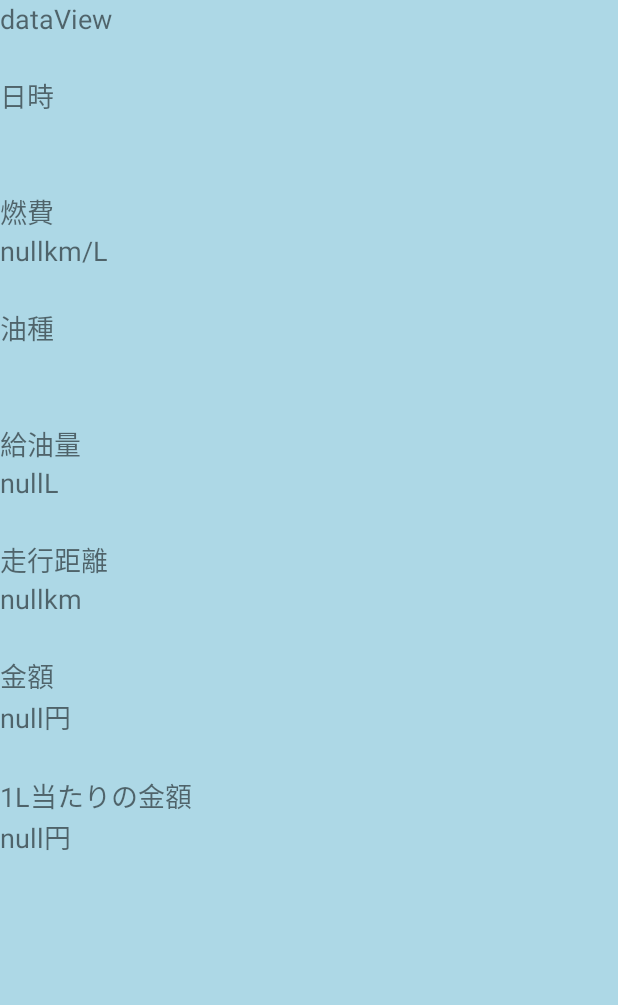
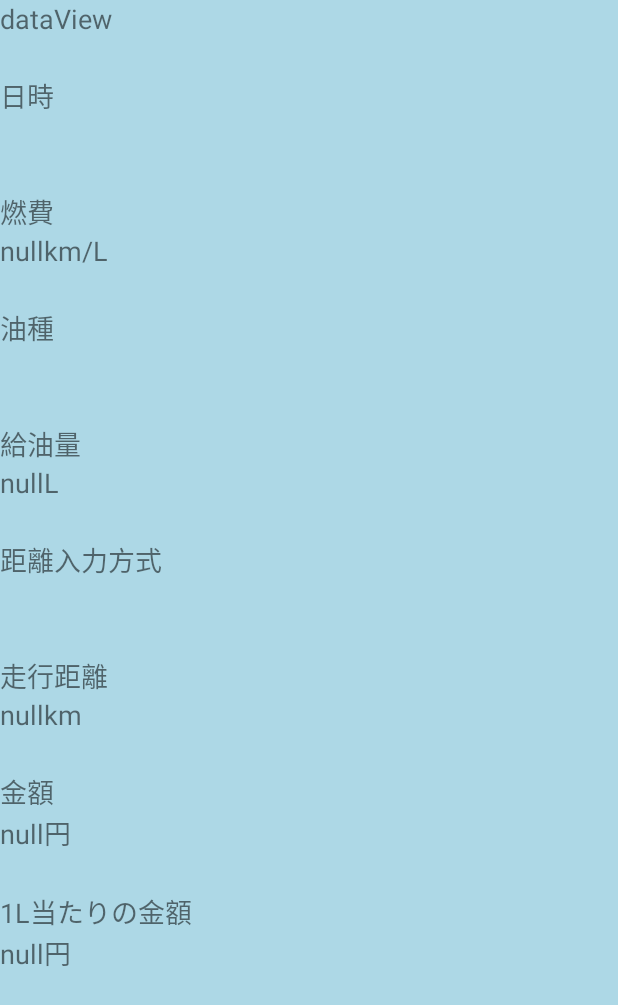
Before and after one commit to uezonokou/FuelMemory, an Android app: the DataViewActivity screen opened directly, with no data from a screen before it, on a phone screen of 412 x 824 dp. Shown: the top 1005 px of the screen. Run offline under Robolectric (Android 15) with nearby library versions, the phone set to English and light mode, and no system bars.

Commit message:
ラジオボタンのセットと出力・画面スクロール対応

```diff
--- a/app/src/main/java/com/example/fuelmemory/DataViewActivity.java
+++ b/app/src/main/java/com/example/fuelmemory/DataViewActivity.java
@@ -14,7 +14,7 @@ public class DataViewActivity extends Activity {
 
     public String day_Data;
 
-    public String inportData[] = new String[6];
+    public String inportData[] = new String[8];
 
     public TextView day;
     public TextView yushyu;
@@ -23,6 +23,7 @@ public class DataViewActivity extends Activity {
     public TextView kingaku;
     public TextView fuelvalue;
     public TextView Lkingaku;
+    public TextView kyoriset;
 
     protected void onCreate(Bundle savedInstanceState) {
         super.onCreate(savedInstanceState);
@@ -38,6 +39,8 @@ public class DataViewActivity extends Activity {
         kingaku=findViewById(R.id.kingaku);
         fuelvalue=findViewById(R.id.Fuel_value);
         Lkingaku=findViewById(R.id.Lkingaku);
+        kyoriset=findViewById(R.id.Kyoriset);
+
 
         String FullPath;
 
@@ -47,12 +50,13 @@ public class DataViewActivity extends Activity {
 
 
         day.setText(inportData[0]);
-        //yushyu.setText(inportData[1]);
+        yushyu.setText(inportData[7]);
         kyori.setText(inportData[1] + "km");
         ryou.setText(inportData[2] + "L");
         kingaku.setText(inportData[3] + "円");
         fuelvalue.setText(inportData[4]+"km/L");
         Lkingaku.setText(inportData[5] + "円");
+        kyoriset.setText(inportData[6]);
 
     }
 
@@ -60,7 +64,7 @@ public class DataViewActivity extends Activity {
 
         public String[] readFile(String file) {
         int cnt = 0;
-        String inportData[] = new String[6];
+        String inportData[] = new String[8];
 
         try (FileInputStream fileInputStream = openFileInput(file);
              BufferedReader reader = new BufferedReader(new InputStreamReader(fileInputStream, "UTF-8"))) {
@@ -87,6 +91,13 @@ public class DataViewActivity extends Activity {
                     cnt++;
                 }else if (cnt == 5) {
                     inportData[5] = lineBuffer;
+                    cnt++;
+                } else  if(cnt == 6){
+                    inportData[6] = lineBuffer;
+                    cnt++;
+                } else if(cnt == 7){
+                    inportData[7] = lineBuffer;
+                    cnt++;
                 }
             }
         } catch (IOException e) {
--- a/app/src/main/res/layout/activity_dateview.xml
+++ b/app/src/main/res/layout/activity_dateview.xml
@@ -4,9 +4,13 @@
     android:layout_height="match_parent"
     android:background="#add8e6">
 
+    <ScrollView
+        android:layout_width="match_parent"
+        android:layout_height="match_parent">
+
         <LinearLayout
             android:layout_width="match_parent"
-        android:layout_height="match_parent"
+            android:layout_height="wrap_content"
             android:orientation="vertical">
 
             <TextView
@@ -118,6 +122,29 @@
                 android:orientation="vertical">
 
                 <TextView
+                    android:id="@+id/textView17"
+                    android:layout_width="match_parent"
+                    android:layout_height="wrap_content"
+                    android:text="距離入力方式"
+                    android:textSize="18sp" />
+
+                <TextView
+                    android:id="@+id/Kyoriset"
+                    android:layout_width="match_parent"
+                    android:layout_height="wrap_content"
+                    android:textSize="18sp" />
+            </LinearLayout>
+
+            <Space
+                android:layout_width="match_parent"
+                android:layout_height="25dp" />
+
+            <LinearLayout
+                android:layout_width="wrap_content"
+                android:layout_height="wrap_content"
+                android:orientation="vertical">
+
+                <TextView
                     android:id="@+id/textView28"
                     android:layout_width="match_parent"
                     android:layout_height="wrap_content"
@@ -178,4 +205,6 @@
             </LinearLayout>
 
         </LinearLayout>
+    </ScrollView>
+
 </android.support.constraint.ConstraintLayout>
```
Also changed, not shown: app/src/main/java/com/example/fuelmemory/MemoryActivity.java (+26 -3 lines), app/src/main/res/layout/acivity_memory.xml (+7 -1 lines). Lines whose indentation alone changed are shown as unchanged.
